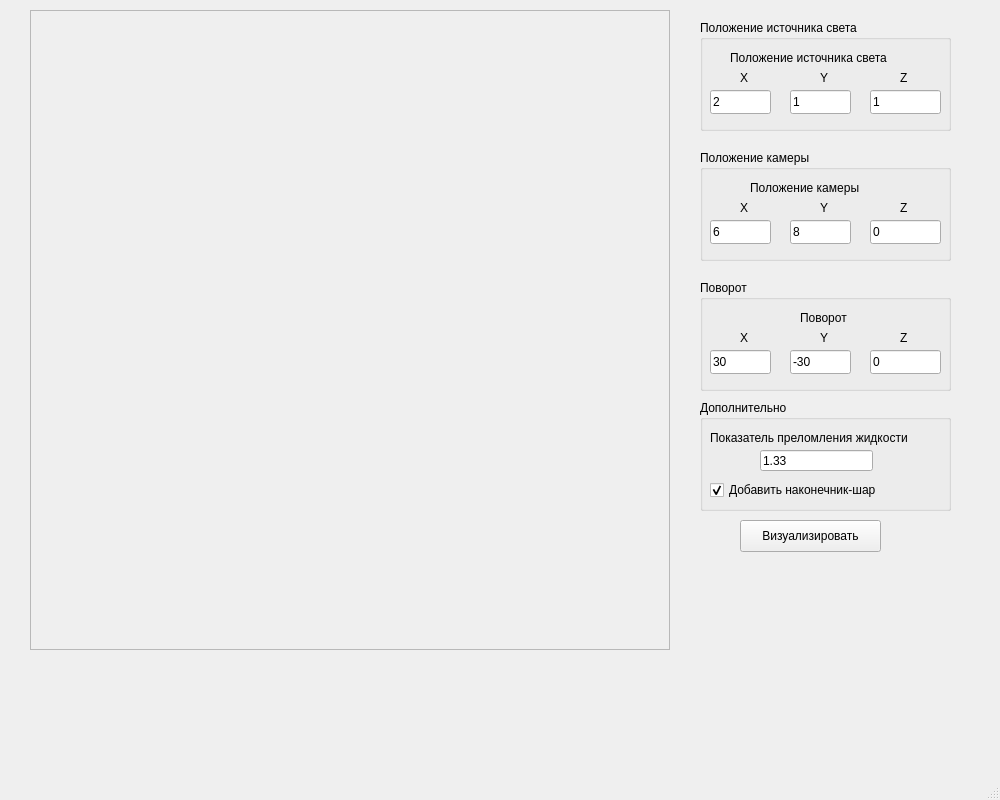
Old version of the form mainwindow.ui in the repository shestakovar/bmstu-rod-in-glass.
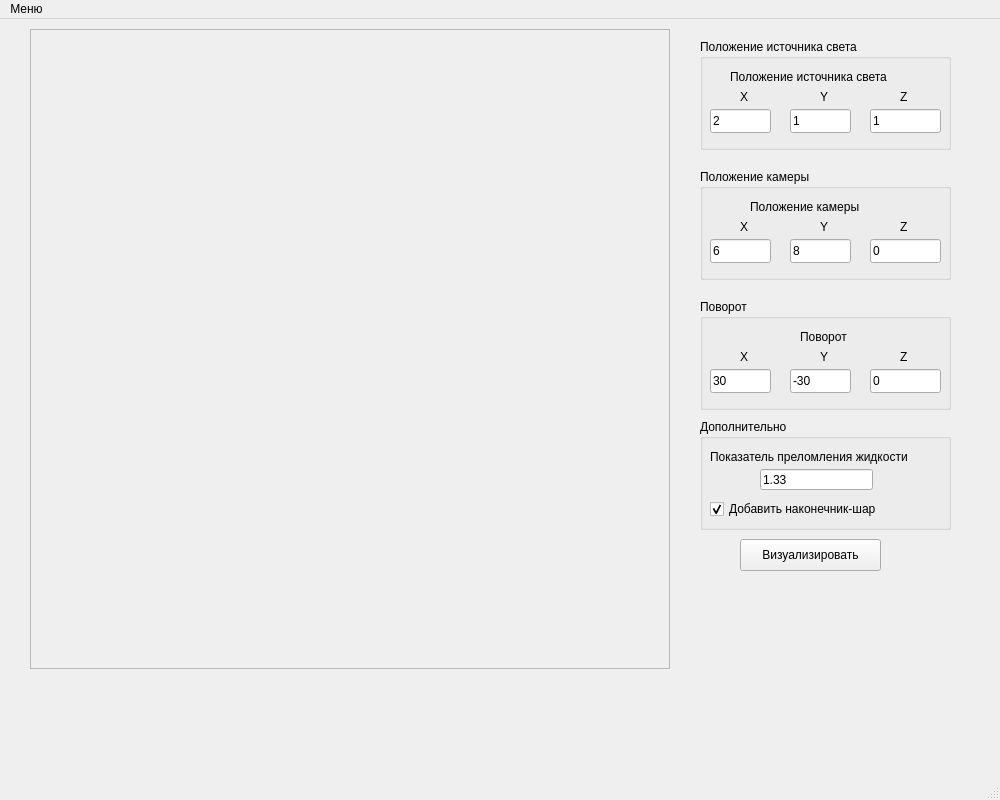
New version of the form.

Patch:
```diff
--- a/mainwindow.ui
+++ b/mainwindow.ui
@@ -437,6 +437,14 @@
      <height>22</height>
     </rect>
    </property>
+   <widget class="QMenu" name="menu">
+    <property name="title">
+     <string>Меню</string>
+    </property>
+    <addaction name="action"/>
+    <addaction name="action_2"/>
+   </widget>
+   <addaction name="menu"/>
   </widget>
   <widget class="QStatusBar" name="statusbar"/>
  </widget>
```
Left out of the diff: 12 changed lines with no effect on the pictures.
